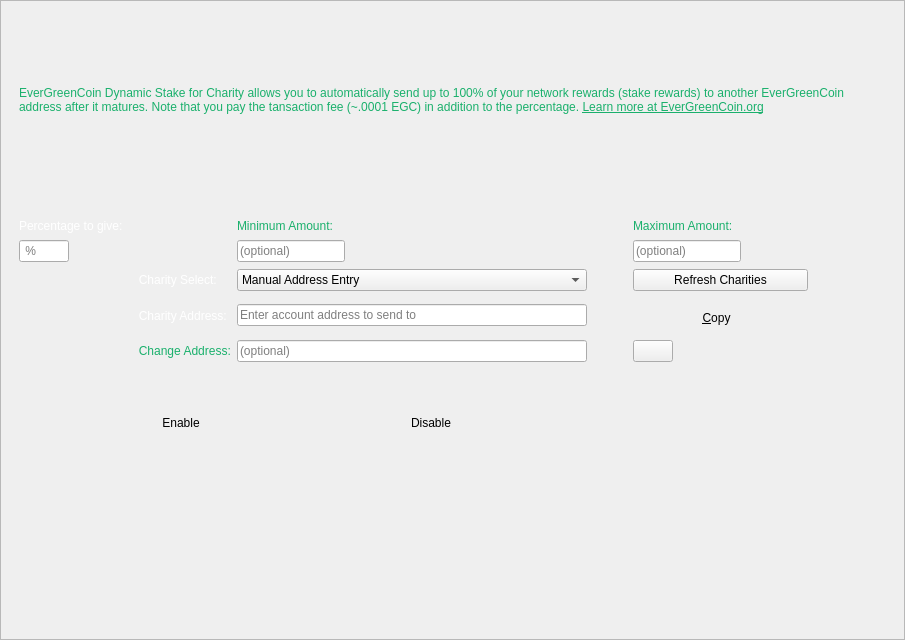
Above: src/qt/forms/charitydialog.ui from EverGreenCoinDev/EverGreenCoin before the change. Below: the same form after it.
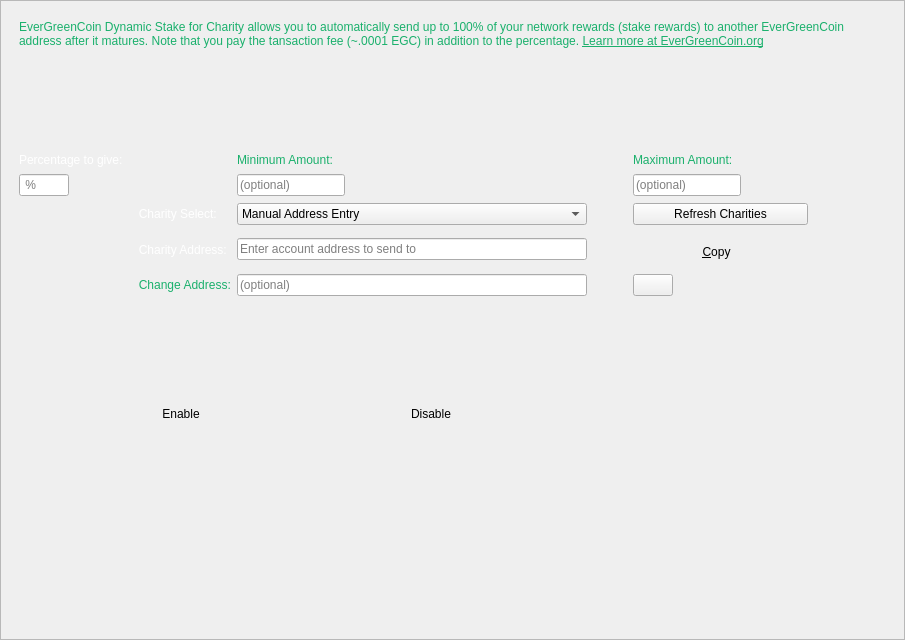
That is the form after the change. Icons and pictures are not drawn.

Commit message: Layout on block explorer widget and min v/s max size conflict on charity dialog obect.

```diff
--- a/src/qt/forms/charitydialog.ui
+++ b/src/qt/forms/charitydialog.ui
@@ -85,7 +85,7 @@
         <x>0</x>
         <y>0</y>
         <width>905</width>
-        <height>640</height>
+        <height>680</height>
        </rect>
       </property>
       <property name="sizePolicy">
@@ -97,7 +97,7 @@
       <property name="minimumSize">
        <size>
         <width>905</width>
-        <height>640</height>
+        <height>500</height>
        </size>
       </property>
       <property name="layoutDirection">
@@ -124,7 +124,7 @@
          <property name="maximumSize">
           <size>
            <width>16777215</width>
-           <height>167</height>
+           <height>16777215</height>
           </size>
          </property>
          <property name="font">
@@ -1004,6 +1004,19 @@
          </layout>
         </widget>
        </item>
+       <item row="2" column="0">
+        <spacer name="verticalSpacer_3">
+         <property name="orientation">
+          <enum>Qt::Vertical</enum>
+         </property>
+         <property name="sizeHint" stdset="0">
+          <size>
+           <width>20</width>
+           <height>40</height>
+          </size>
+         </property>
+        </spacer>
+       </item>
       </layout>
      </widget>
     </widget>
```
The commit also changes 1 other file.
